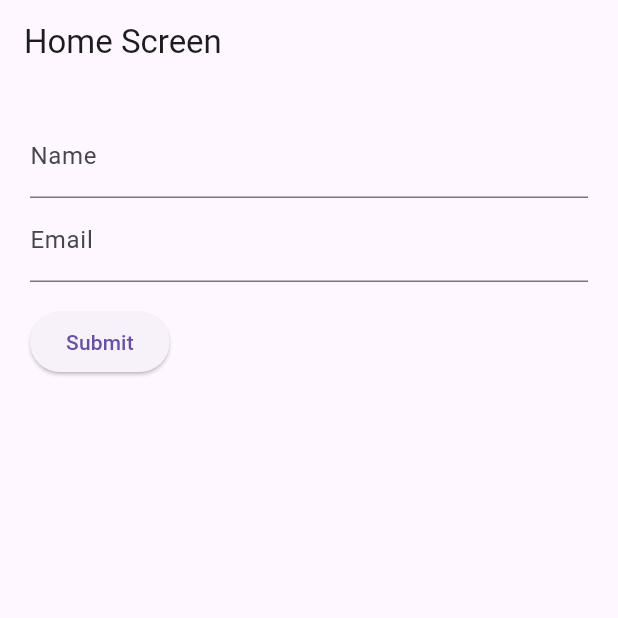
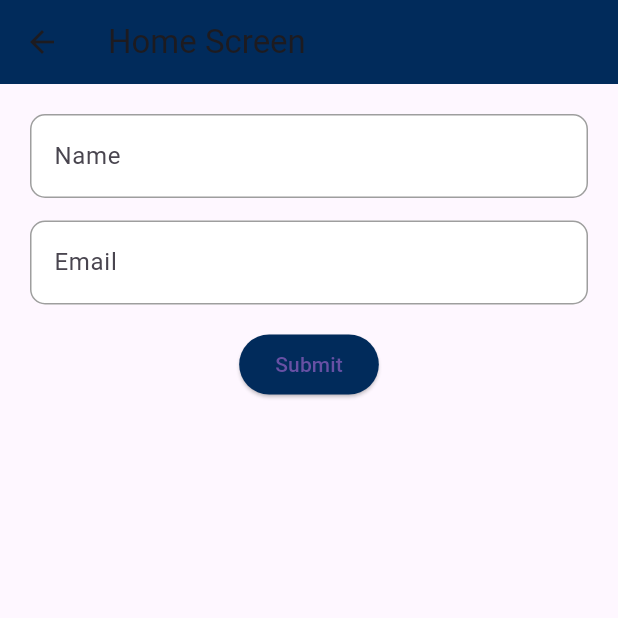
Before and after one commit to amarsingh7/Heal-Tether-Healthcare, a Flutter app: the screen it shows after launch, after a tap on "Go to Home Screen", on a phone screen of 412 x 824 dp, the top half of it. Run offline on Flutter 3.47's test engine with Material 3 defaults, Android fonts, the phone set to English and light mode, and no system bars.

Commit message:
task app

```diff
--- a/lib/screen/home_screen.dart
+++ b/lib/screen/home_screen.dart
@@ -1,4 +1,3 @@
-
 import 'package:flutter/material.dart';
 
 class HomeScreen extends StatefulWidget {
@@ -37,7 +36,7 @@
   Widget build(BuildContext context) {
     return Scaffold(
       appBar: AppBar(
-        automaticallyImplyLeading: false,
+        backgroundColor: Color(0xFF012B5B),
         title: const Text('Home Screen'),
       ),
       body: Padding(
@@ -45,7 +44,7 @@
         child: Form(
           key: _formKey,
           child: Column(
-            crossAxisAlignment: CrossAxisAlignment.start,
+            // crossAxisAlignment: CrossAxisAlignment.start,
             children: <Widget>[
               TextFormField(
                 controller: _nameController,
@@ -55,9 +54,32 @@
                   }
                   return null;
                 },
-                decoration: const InputDecoration(
+                decoration: InputDecoration(
                   labelText: 'Name',
+                  filled: true,
+                  fillColor: Colors.white,
+                  enabledBorder: OutlineInputBorder(
+                    borderSide: BorderSide(color: Colors.grey, width: 1.0),
+                    borderRadius: BorderRadius.circular(10.0),
+                  ),
+                  focusedBorder: OutlineInputBorder(
+                    borderSide: BorderSide(color: Colors.blue, width: 2.0),
+                    borderRadius: BorderRadius.circular(10.0),
+                  ),
+                  errorBorder: OutlineInputBorder(
+                    borderSide:
+                        BorderSide(color: Color(0xFF012B5B), width: 1.0),
+                    borderRadius: BorderRadius.circular(10.0),
+                  ),
+                  focusedErrorBorder: OutlineInputBorder(
+                    borderSide:
+                        BorderSide(color: Color(0xFF012B5B), width: 2.0),
+                    borderRadius: BorderRadius.circular(10.0),
+                  ),
                 ),
+              ),
+              SizedBox(
+                height: 15,
               ),
               TextFormField(
                 controller: _emailController,
@@ -67,13 +89,35 @@
                   }
                   return null;
                 },
-                decoration: const InputDecoration(
+                decoration: InputDecoration(
                   labelText: 'Email',
+                  filled: true,
+                  fillColor: Colors.white,
+                  enabledBorder: OutlineInputBorder(
+                    borderSide: BorderSide(color: Colors.grey, width: 1.0),
+                    borderRadius: BorderRadius.circular(10.0),
+                  ),
+                  focusedBorder: OutlineInputBorder(
+                    borderSide: BorderSide(color: Colors.blue, width: 2.0),
+                    borderRadius: BorderRadius.circular(10.0),
+                  ),
+                  errorBorder: OutlineInputBorder(
+                    borderSide:
+                        BorderSide(color: Color(0xFF012B5B), width: 1.0),
+                    borderRadius: BorderRadius.circular(10.0),
+                  ),
+                  focusedErrorBorder: OutlineInputBorder(
+                    borderSide:
+                        BorderSide(color: Color(0xFF012B5B), width: 2.0),
+                    borderRadius: BorderRadius.circular(10.0),
+                  ),
                 ),
               ),
               Padding(
                 padding: const EdgeInsets.symmetric(vertical: 16.0),
                 child: ElevatedButton(
+                    style: ElevatedButton.styleFrom(
+                        backgroundColor: Color(0xFF012B5B)),
                     onPressed: () {
                       if (_formKey.currentState?.validate() ?? true) {
                         // Form is validated, process the data
--- a/lib/screen/start_screen.dart
+++ b/lib/screen/start_screen.dart
@@ -8,11 +8,15 @@
   Widget build(BuildContext context) {
     return Scaffold(
       appBar: AppBar(
+        backgroundColor: Color(0xFF012B5B),
         automaticallyImplyLeading: false,
         title: const Text('Start Screen'),
       ),
       body: Center(
         child: ElevatedButton(
+          style: ElevatedButton.styleFrom(
+            backgroundColor: Color(0xFF012B5B)
+          ),
           onPressed: () {
             Navigator.push(
               context,
```
